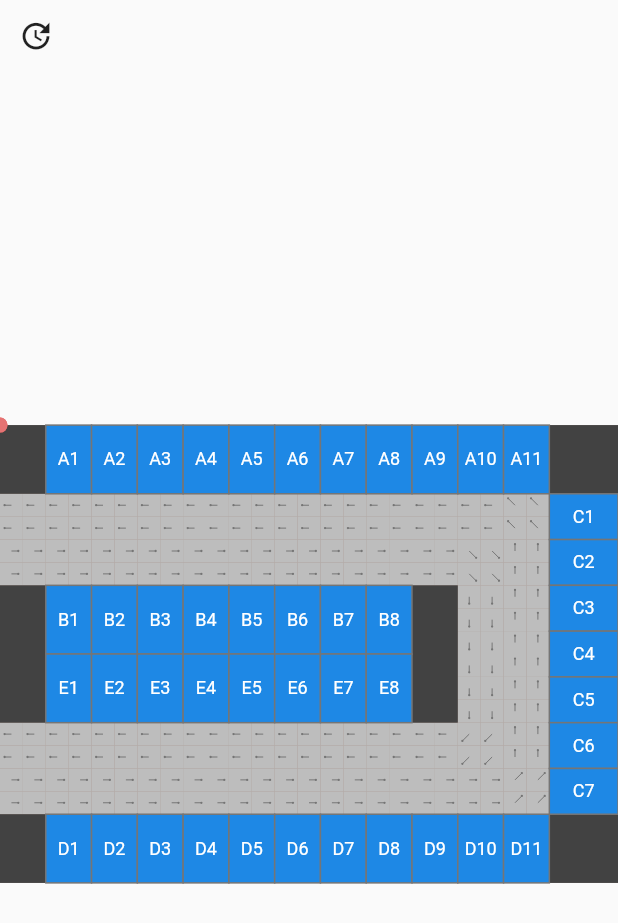
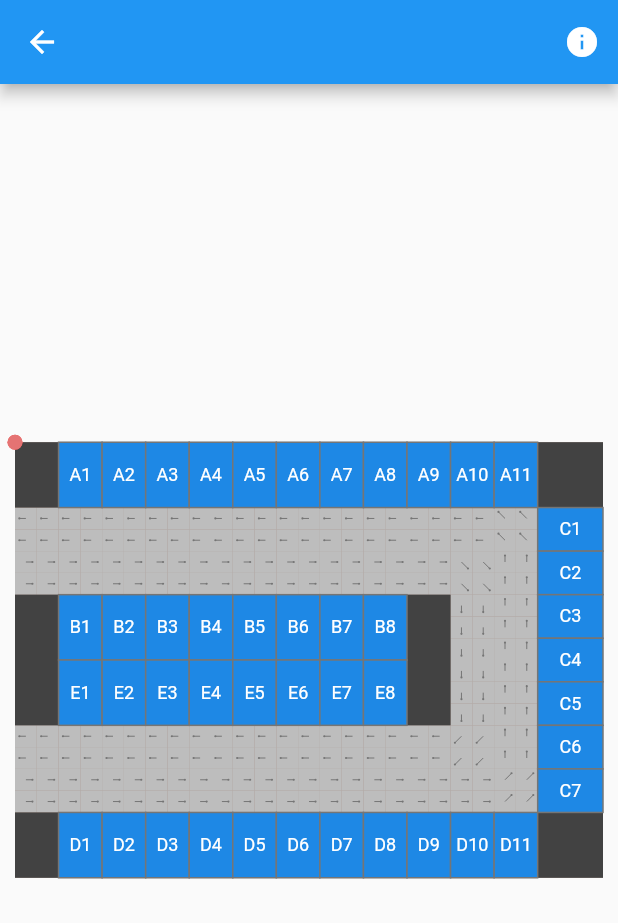
Before and after one commit to MichaelDark/tiny_playground, a Flutter app: the ParkingPage screen opened by its route, on a phone screen of 412 x 824 dp. Shown: the top 923 px of the screen. Run offline on Flutter 3.47's test engine with Material 2 defaults, Android fonts, the phone set to English and light mode, and no system bars.

Commit message:
dev: add appbar for the sake of back button

```diff
--- a/lib/parking/parking_page.dart
+++ b/lib/parking/parking_page.dart
@@ -35,25 +35,40 @@ class _ParkingPageState extends State<ParkingPage> {
   @override
   Widget build(BuildContext context) {
     return Scaffold(
+      appBar: AppBar(
+        actions: [
+          Builder(
+            builder: (context) {
+              return IconButton(
+                onPressed: () {
+                  ScaffoldMessenger.of(context).showSnackBar(
+                    SnackBar(
+                      content: Text(
+                        'Parking lot has size ${parkingLot.width}x${parkingLot.height}',
+                      ),
+                    ),
+                  );
+                },
+                icon: const Icon(Icons.info),
+              );
+            },
+          ),
+        ],
+      ),
       body: SafeArea(
         child: Column(
           mainAxisAlignment: MainAxisAlignment.center,
           children: [
-            Row(
-              children: [
-                IconButton(
-                  onPressed: () {},
-                  icon: const Icon(Icons.update),
-                ),
-              ],
-            ),
             Expanded(
               child: InteractiveViewer(
                 minScale: 0.5,
                 maxScale: 5,
                 child: Center(
-                  child: DynamicParkingLot(
-                    parkingLot: parkingLot,
+                  child: Padding(
+                    padding: const EdgeInsets.all(10),
+                    child: DynamicParkingLot(
+                      parkingLot: parkingLot,
+                    ),
                   ),
                 ),
               ),
```
